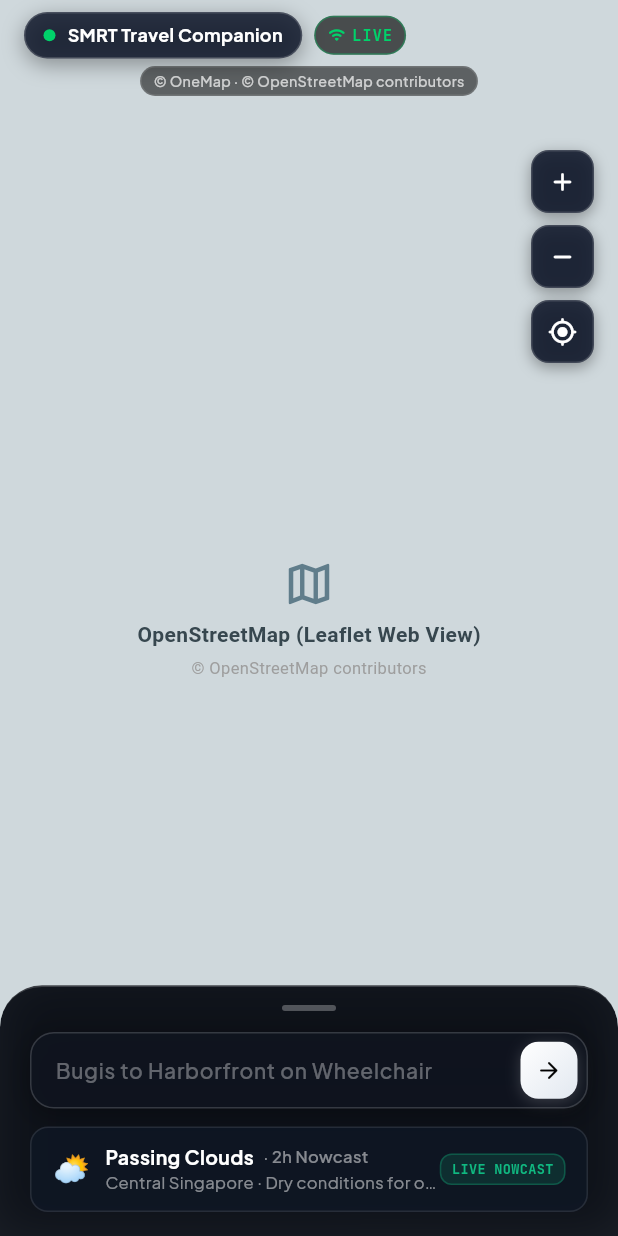
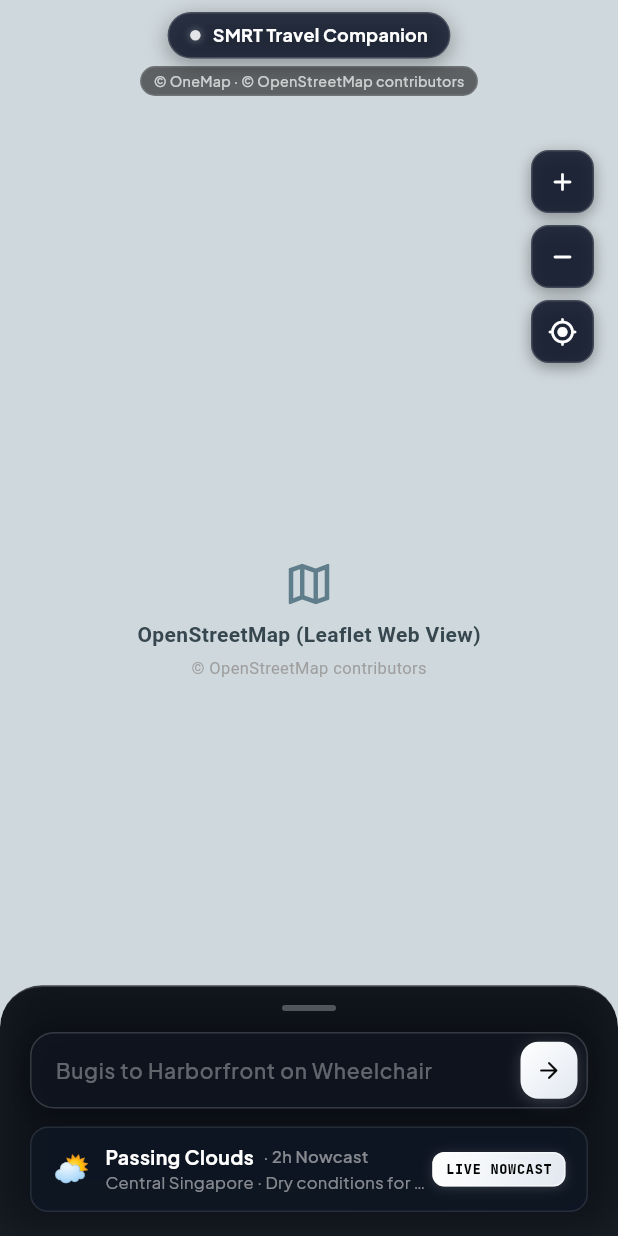
Before and after one commit to KriegerBlitz/SMRT_Travel_Companion, a Flutter app: the HomeScreen screen opened directly, on a phone screen of 412 x 824 dp. Run offline on Flutter 3.47's test engine with Material 3 defaults, Android fonts, the phone set to English and light mode, and no system bars; our stand-ins replace google_fonts, web; missing offline and left inert: dart:js_interop, dart:ui_web; network calls fail.

Commit message:
feat(home): style LIVE NOWCAST with elegant gradient white and remove top live indicator

```diff
--- a/lib/features/home/widgets/home_brand_header.dart
+++ b/lib/features/home/widgets/home_brand_header.dart
@@ -15,12 +15,9 @@ class HomeBrandHeader extends StatelessWidget {
           child: Column(
             mainAxisSize: MainAxisSize.min,
             children: [
-              Row(
-                children: [
-                  // SMRT Companion Brand Badge
-                  Flexible(
-                    child: Container(
-                      padding: const EdgeInsets.symmetric(horizontal: 12, vertical: 6),
+              // SMRT Companion Brand Badge (Centered, minimalist with subtle white beacon)
+              Container(
+                padding: const EdgeInsets.symmetric(horizontal: 14, vertical: 6),
                 decoration: BoxDecoration(
                   color: const Color(0xFF0F172A).withValues(alpha: 0.85),
                   borderRadius: BorderRadius.circular(24),
@@ -37,16 +34,21 @@ class HomeBrandHeader extends StatelessWidget {
                   mainAxisSize: MainAxisSize.min,
                   children: [
                     Container(
-                            width: 8,
-                            height: 8,
-                            decoration: const BoxDecoration(
+                      width: 7,
+                      height: 7,
+                      decoration: BoxDecoration(
                         shape: BoxShape.circle,
-                              color: Color(0xFF00D26A),
+                        color: Colors.white.withValues(alpha: 0.85),
+                        boxShadow: [
+                          BoxShadow(
+                            color: Colors.white.withValues(alpha: 0.4),
+                            blurRadius: 4,
+                          ),
+                        ],
                       ),
                     ),
                     const SizedBox(width: 8),
-                          Flexible(
-                            child: Text(
+                    Text(
                       'SMRT Travel Companion',
                       style: GoogleFonts.plusJakartaSans(
                         color: Colors.white,
@@ -54,41 +56,9 @@ class HomeBrandHeader extends StatelessWidget {
                         fontWeight: FontWeight.w700,
                         letterSpacing: 0.2,
                       ),
-                              overflow: TextOverflow.ellipsis,
-                            ),
                     ),
                   ],
                 ),
-                    ),
-                  ),
-                  const SizedBox(width: 8),
-
-                  // Network Live Indicator
-                  Container(
-                    padding: const EdgeInsets.symmetric(horizontal: 8, vertical: 5),
-                    decoration: BoxDecoration(
-                      color: Colors.black.withValues(alpha: 0.65),
-                      borderRadius: BorderRadius.circular(16),
-                      border: Border.all(color: const Color(0xFF00D26A).withValues(alpha: 0.35)),
-                    ),
-                    child: Row(
-                      mainAxisSize: MainAxisSize.min,
-                      children: [
-                        const Icon(Icons.wifi_rounded, color: Color(0xFF00D26A), size: 12),
-                        const SizedBox(width: 4),
-                        Text(
-                          'LIVE',
-                          style: GoogleFonts.jetBrainsMono(
-                            color: const Color(0xFF00D26A),
-                            fontSize: 10,
-                            fontWeight: FontWeight.bold,
-                            letterSpacing: 0.8,
-                          ),
-                        ),
-                      ],
-                    ),
-                  ),
-                ],
               ),
               const SizedBox(height: 5),
               // Top Small Text Attribution Badge (© OneMap · © OpenStreetMap contributors)
--- a/lib/features/home/widgets/weather_forecast_bar.dart
+++ b/lib/features/home/widgets/weather_forecast_bar.dart
@@ -121,24 +121,42 @@ class WeatherForecastBar extends StatelessWidget {
 
           // Live / Simulated Compliance Pill
           Container(
-            padding: const EdgeInsets.symmetric(horizontal: 7, vertical: 3),
+            padding: const EdgeInsets.symmetric(horizontal: 8, vertical: 4),
             decoration: BoxDecoration(
-              color: isSimulated
-                  ? const Color(0xFFEF4444).withValues(alpha: 0.2)
-                  : const Color(0xFF10B981).withValues(alpha: 0.15),
+              gradient: isSimulated
+                  ? null
+                  : const LinearGradient(
+                      begin: Alignment.topLeft,
+                      end: Alignment.bottomRight,
+                      colors: [
+                        Colors.white,
+                        Color(0xFFE2E8F0),
+                      ],
+                    ),
+              color: isSimulated ? const Color(0xFFEF4444).withValues(alpha: 0.2) : null,
               borderRadius: BorderRadius.circular(8),
               border: Border.all(
                 color: isSimulated
                     ? const Color(0xFFEF4444).withValues(alpha: 0.4)
-                    : const Color(0xFF10B981).withValues(alpha: 0.3),
+                    : Colors.white.withValues(alpha: 0.5),
               ),
+              boxShadow: isSimulated
+                  ? null
+                  : [
+                      BoxShadow(
+                        color: Colors.white.withValues(alpha: 0.15),
+                        blurRadius: 6,
+                        offset: const Offset(0, 1),
+                      ),
+                    ],
             ),
             child: Text(
               isSimulated ? 'SIMULATED' : 'LIVE NOWCAST',
               style: GoogleFonts.jetBrainsMono(
-                color: isSimulated ? const Color(0xFFEF4444) : const Color(0xFF10B981),
+                color: isSimulated ? const Color(0xFFEF4444) : Colors.black,
                 fontSize: 9,
-                fontWeight: FontWeight.w700,
+                fontWeight: FontWeight.w800,
+                letterSpacing: 0.5,
               ),
             ),
           ),
```
Also changed, not shown: 1 other file. Lines whose indentation alone changed are shown as unchanged.
